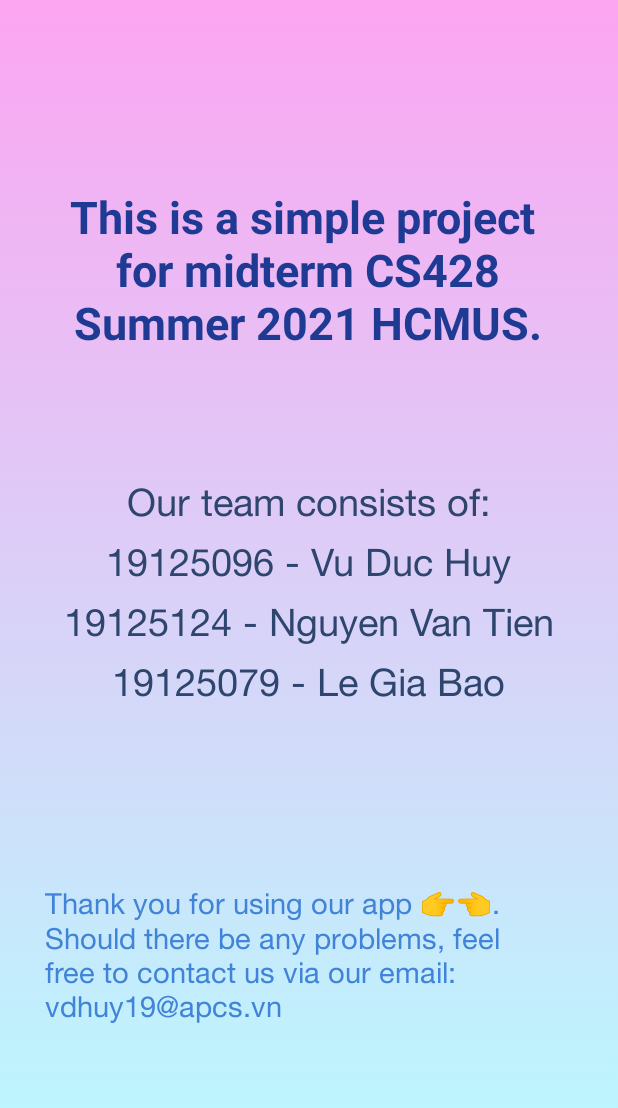
After one commit to CS426FinalProject/eFlascard, an Android app: the AboutActivity screen opened directly, with no data from a screen before it, on a phone screen of 412 x 824 dp. The commit adds this screen. Shown: the top 1108 px of the screen. Run offline under Robolectric (Android 15) with nearby library versions, the light colour scheme and no system bars.

Commit message:
about our group

```diff
--- a/app/src/main/AndroidManifest.xml
+++ b/app/src/main/AndroidManifest.xml
@@ -18,6 +18,7 @@
         <activity android:name=".activities.TopicMenuActivity"/>
         <activity android:name=".activities.StudyActivity"/>
         <activity android:name=".activities.TestActivity"/>
+        <activity android:name=".activities.AboutActivity"/>
     </application>
 
 </manifest>
--- /dev/null
+++ b/app/src/main/java/com/example/eflashcard/activities/AboutActivity.java
@@ -0,0 +1,15 @@
+package com.example.eflashcard.activities;
+
+import android.os.Bundle;
+
+import androidx.appcompat.app.AppCompatActivity;
+
+import com.example.eflashcard.R;
+
+public class AboutActivity extends AppCompatActivity {
+    @Override
+    protected void onCreate(Bundle savedInstanceState) {
+        super.onCreate(savedInstanceState);
+        setContentView(R.layout.about_screen);
+    }
+}
--- a/app/src/main/java/com/example/eflashcard/activities/MainMenuActivity.java
+++ b/app/src/main/java/com/example/eflashcard/activities/MainMenuActivity.java
@@ -22,8 +22,10 @@ public class MainMenuActivity extends AppCompatActivity {
 
         Button study = findViewById(R.id.study);
         Button test = findViewById(R.id.test);
+        Button about = findViewById(R.id.about);
         study.setOnClickListener(v -> onClickHandler("STUDY"));
         test.setOnClickListener(v -> onClickHandler("TEST"));
+        about.setOnClickListener(v -> startActivity(new Intent(this, AboutActivity.class)));
     }
 
     // Type: study or test
--- /dev/null
+++ b/app/src/main/res/drawable/background_about.xml
@@ -0,0 +1,8 @@
+<?xml version="1.0" encoding="utf-8"?>
+<selector xmlns:android="http://schemas.android.com/apk/res/android">
+    <item>
+        <shape android:shape="rectangle">
+            <gradient android:angle="-45" android:startColor="#fca5f1" android:endColor="#b5ffff " />
+        </shape>
+    </item>
+</selector>
--- /dev/null
+++ b/app/src/main/res/layout/about_screen.xml
@@ -0,0 +1,78 @@
+<?xml version="1.0" encoding="utf-8"?>
+<LinearLayout xmlns:android="http://schemas.android.com/apk/res/android"
+    android:orientation="vertical"
+    android:layout_width="match_parent"
+    android:layout_height="match_parent"
+    android:background="@drawable/background_about"
+    android:gravity="center">
+    <RelativeLayout
+        android:layout_width="match_parent"
+        android:layout_height="0dp"
+        android:layout_weight="2"
+        android:gravity="center|bottom">
+        <TextView
+            android:textStyle="bold"
+            android:layout_width="wrap_content"
+            android:layout_height="wrap_content"
+            android:textAlignment="center"
+            android:text="This is a simple project \nfor midterm CS428\nSummer 2021 HCMUS."
+            android:textColor="@color/about3"
+            android:textSize="30sp"/>
+    </RelativeLayout>
+    <RelativeLayout
+        android:layout_width="match_parent"
+        android:layout_height="0dp"
+        android:layout_weight="3">
+        <LinearLayout
+            android:layout_width="match_parent"
+            android:layout_height="match_parent"
+            android:orientation="vertical"
+            android:gravity="center"
+            android:paddingBottom="30dp">
+            <TextView
+            android:fontFamily="@font/helvetica"
+            android:layout_width="wrap_content"
+            android:layout_height="wrap_content"
+            android:text="Our team consists of:"
+            android:textColor="@color/about"
+            android:textSize="25sp"/>
+            <TextView
+                android:fontFamily="@font/helvetica"
+                android:layout_width="wrap_content"
+                android:layout_height="wrap_content"
+                android:text="19125096 - Vu Duc Huy"
+                android:textColor="@color/about"
+                android:textSize="25sp"/>
+            <TextView
+                android:fontFamily="@font/helvetica"
+                android:layout_width="wrap_content"
+                android:layout_height="wrap_content"
+                android:text="19125124 - Nguyen Van Tien"
+                android:textColor="@color/about"
+                android:textSize="25sp"/>
+            <TextView
+                android:fontFamily="@font/helvetica"
+                android:layout_width="wrap_content"
+                android:layout_height="wrap_content"
+                android:text="19125079 - Le Gia Bao"
+                android:textColor="@color/about"
+                android:textSize="25sp"/>
+        </LinearLayout>
+    </RelativeLayout>
+
+    <RelativeLayout
+        android:layout_width="match_parent"
+        android:layout_height="0dp"
+        android:layout_weight="2"
+        android:gravity="top">
+        <TextView
+            android:paddingStart="30dp"
+            android:paddingEnd="20dp"
+            android:fontFamily="@font/helvetica"
+            android:layout_width="wrap_content"
+            android:layout_height="wrap_content"
+            android:text="Thank you for using our app 👉👈.\nShould there be any problems, feel free to contact us via our email: vdhuy19@apcs.vn"
+            android:textColor="@color/about2"
+            android:textSize="19sp"/>
+    </RelativeLayout>
+</LinearLayout>
--- a/app/src/main/res/layout/main_menu.xml
+++ b/app/src/main/res/layout/main_menu.xml
@@ -39,6 +39,7 @@
         android:background="@drawable/button_background_menu"/>
     <Button
         android:fontFamily="@font/helvetica"
+        android:id="@+id/about"
         android:layout_width="320dp"
         android:layout_height="wrap_content"
         android:text="@string/about"
--- a/app/src/main/res/values/colors.xml
+++ b/app/src/main/res/values/colors.xml
@@ -7,4 +7,7 @@
     <color name="teal_700">#FF018786</color>
     <color name="black">#FF000000</color>
     <color name="white">#FFFFFFFF</color>
+    <color name="about">#ff2E456D</color>
+    <color name="about2">#ff4183D7</color>
+    <color name="about3">#ff1F3A93</color>
 </resources>
```
